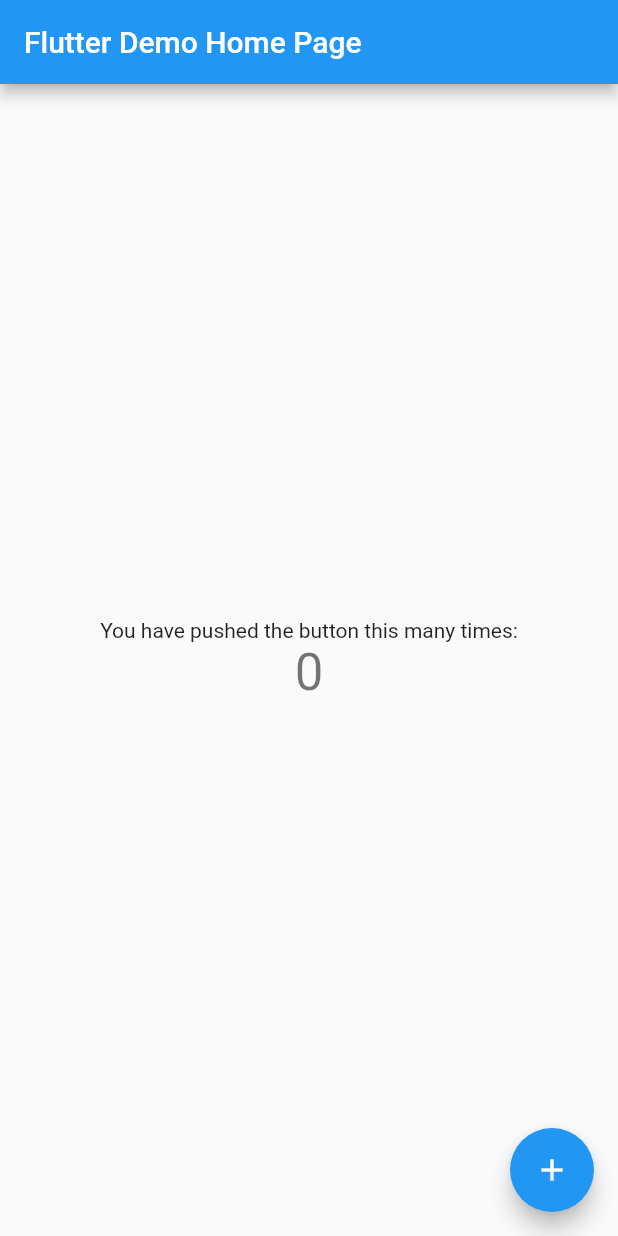
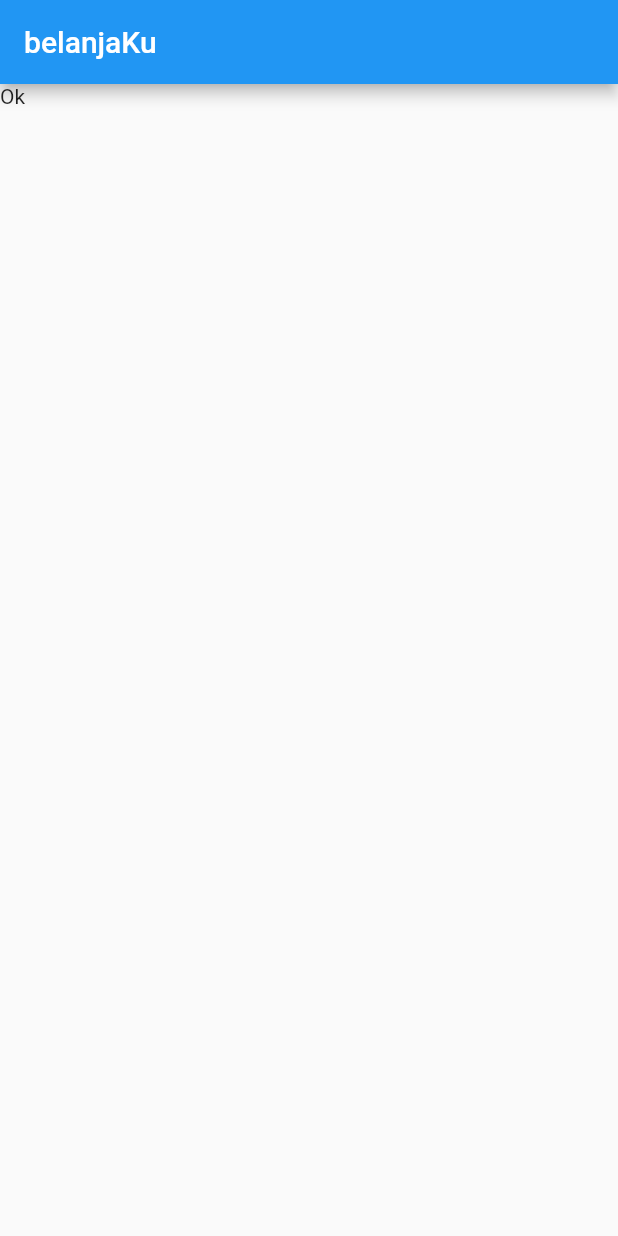
Before and after one commit to gueshindu/belanja-ku, a Flutter app: the screen it shows after launch, on a phone screen of 412 x 824 dp. Run offline on Flutter 3.47's test engine with Material 2 defaults, Android fonts, the phone set to English and light mode, and no system bars; our stand-ins replace firebase_auth, firebase_core; accounts and stored records are empty.

Commit message:
Commit 1

```diff
--- a/belanjaku/lib/main.dart
+++ b/belanjaku/lib/main.dart
@@ -1,115 +1,38 @@
+import 'package:firebase_core/firebase_core.dart';
 import 'package:flutter/material.dart';
+import 'firebase_options.dart';
 
 void main() {
-  runApp(const MyApp());
+  WidgetsFlutterBinding.ensureInitialized();
+  runApp(MaterialApp(
+    title: 'Belanja Ku',
+    theme: ThemeData(
+      primarySwatch: Colors.blue,
+    ),
+    home: const HalamanUtama(),
+  ));
 }
 
-class MyApp extends StatelessWidget {
-  const MyApp({Key? key}) : super(key: key);
+class HalamanUtama extends StatelessWidget {
+  const HalamanUtama({Key? key}) : super(key: key);
 
-  // This widget is the root of your application.
   @override
   Widget build(BuildContext context) {
-    return MaterialApp(
-      title: 'Flutter Demo',
-      theme: ThemeData(
-        // This is the theme of your application.
-        //
-        // Try running your application with "flutter run". You'll see the
-        // application has a blue toolbar. Then, without quitting the app, try
-        // changing the primarySwatch below to Colors.green and then invoke
-        // "hot reload" (press "r" in the console where you ran "flutter run",
-        // or simply save your changes to "hot reload" in a Flutter IDE).
-        // Notice that the counter didn't reset back to zero; the application
-        // is not restarted.
-        primarySwatch: Colors.blue,
+    return Scaffold(
+      appBar: AppBar(title: const Text("belanjaKu")),
+      body: FutureBuilder(
+        future: Firebase.initializeApp(
+          options: DefaultFirebaseOptions.currentPlatform,
+        ),
+        builder: (context, snapshot) {
+          switch (snapshot.connectionState) {
+            case ConnectionState.done:
+              return const Text("Ok");
+            default:
+              return const Text("Membuka...");
+          }
+        },
       ),
-      home: const MyHomePage(title: 'Flutter Demo Home Page'),
     );
   }
 }
-
-class MyHomePage extends StatefulWidget {
-  const MyHomePage({Key? key, required this.title}) : super(key: key);
-
-  // This widget is the home page of your application. It is stateful, meaning
-  // that it has a State object (defined below) that contains fields that affect
-  // how it looks.
-
-  // This class is the configuration for the state. It holds the values (in this
-  // case the title) provided by the parent (in this case the App widget) and
-  // used by the build method of the State. Fields in a Widget subclass are
-  // always marked "final".
-
-  final String title;
-
-  @override
-  State<MyHomePage> createState() => _MyHomePageState();
-}
-
-class _MyHomePageState extends State<MyHomePage> {
-  int _counter = 0;
-
-  void _incrementCounter() {
-    setState(() {
-      // This call to setState tells the Flutter framework that something has
-      // changed in this State, which causes it to rerun the build method below
-      // so that the display can reflect the updated values. If we changed
-      // _counter without calling setState(), then the build method would not be
-      // called again, and so nothing would appear to happen.
-      _counter++;
-    });
-  }
-
-  @override
-  Widget build(BuildContext context) {
-    // This method is rerun every time setState is called, for instance as done
-    // by the _incrementCounter method above.
-    //
-    // The Flutter framework has been optimized to make rerunning build methods
-    // fast, so that you can just rebuild anything that needs updating rather
-    // than having to individually change instances of widgets.
-    return Scaffold(
-      appBar: AppBar(
-        // Here we take the value from the MyHomePage object that was created by
-        // the App.build method, and use it to set our appbar title.
-        title: Text(widget.title),
-      ),
-      body: Center(
-        // Center is a layout widget. It takes a single child and positions it
-        // in the middle of the parent.
-        child: Column(
-          // Column is also a layout widget. It takes a list of children and
-          // arranges them vertically. By default, it sizes itself to fit its
-          // children horizontally, and tries to be as tall as its parent.
-          //
-          // Invoke "debug painting" (press "p" in the console, choose the
-          // "Toggle Debug Paint" action from the Flutter Inspector in Android
-          // Studio, or the "Toggle Debug Paint" command in Visual Studio Code)
-          // to see the wireframe for each widget.
-          //
-          // Column has various properties to control how it sizes itself and
-          // how it positions its children. Here we use mainAxisAlignment to
-          // center the children vertically; the main axis here is the vertical
-          // axis because Columns are vertical (the cross axis would be
-          // horizontal).
-          mainAxisAlignment: MainAxisAlignment.center,
-          children: <Widget>[
-            const Text(
-              'You have pushed the button this many times:',
-            ),
-            Text(
-              '$_counter',
-              style: Theme.of(context).textTheme.headline4,
-            ),
-          ],
-        ),
-      ),
-      floatingActionButton: FloatingActionButton(
-        onPressed: _incrementCounter,
-        tooltip: 'Increment',
-        child: const Icon(Icons.add),
-      ), // This trailing comma makes auto-formatting nicer for build methods.
-    );
-  }
-}
```
Also changed, not shown: belanjaku/lib/views/halaman_login.dart (added, +86 -0 lines), belanjaku/lib/views/halaman_register.dart (added, +86 -0 lines), belanjaku/lib/firebase_options.dart (added), 10 other files.
